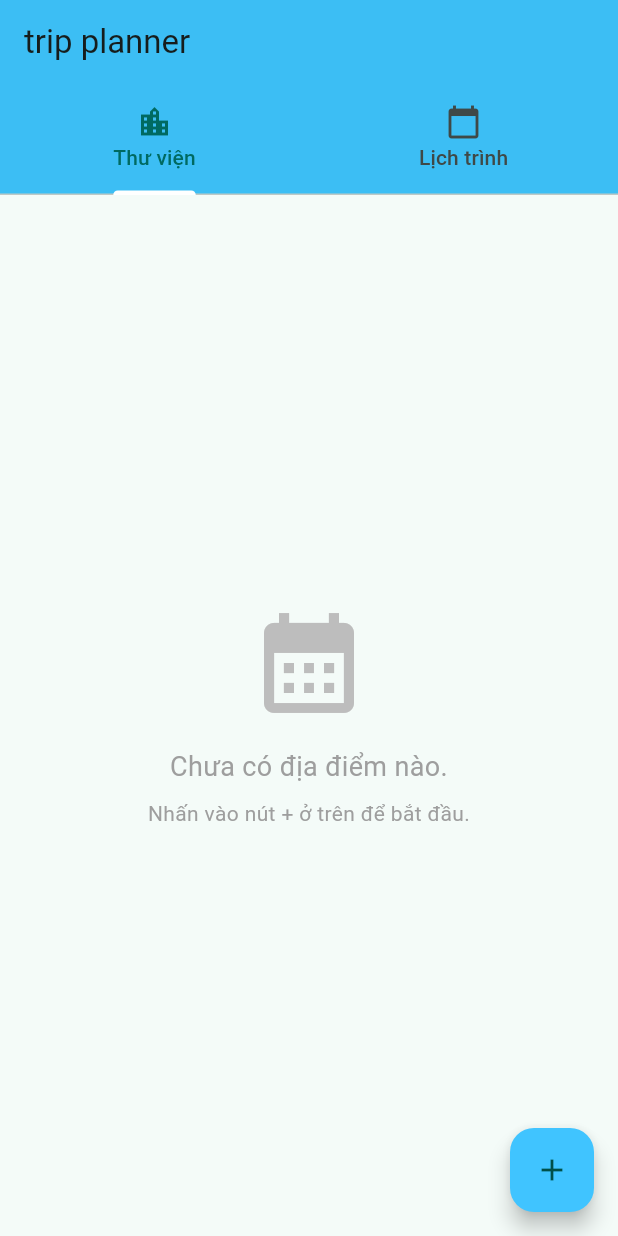
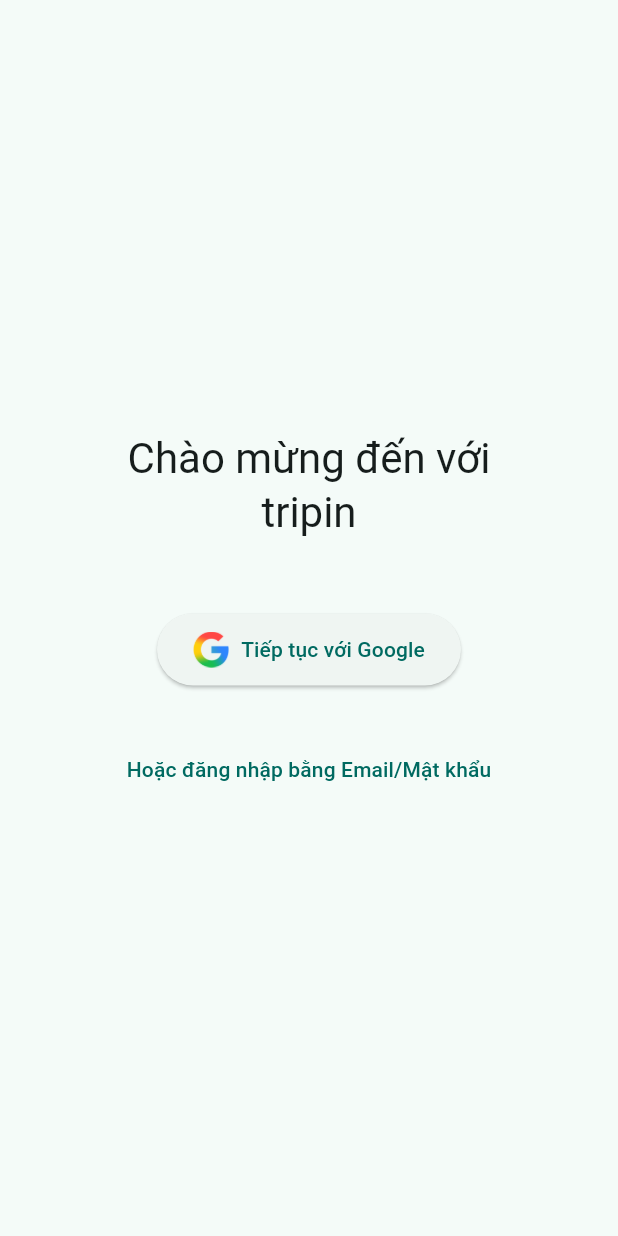
Before and after one commit to retrograderz25/tripin, a Flutter app: the screen it shows after launch, on a phone screen of 412 x 824 dp. Run offline on Flutter 3.47's test engine with Material 3 defaults, Android fonts, the phone set to English and light mode, and no system bars; our stand-ins replace cloud_firestore, firebase_auth, firebase_core, google_sign_in; accounts and stored records are empty; statements that could not run were skipped.

Commit message:
finish feature

```diff
--- a/lib/main.dart
+++ b/lib/main.dart
@@ -8,6 +8,9 @@
 import './providers/plan_provider.dart';
 import './screens/home_screen.dart';
 import 'firebase_options.dart';
+
+import 'providers/auth_provider.dart'; // Import
+import 'wrapper.dart'; // Import
 
 void main() async {
   // Đảm bảo các binding của Flutter đã được khởi tạo
@@ -26,7 +29,12 @@
 
   @override
   Widget build(BuildContext context) {
-    return ChangeNotifierProvider(
+    return MultiProvider(
+      providers: [
+        ChangeNotifierProvider(create: (_) => AuthProvider()),
+        ChangeNotifierProvider(create: (_) => PlanProvider()),
+      ],
+      child: ChangeNotifierProvider(
         create: (ctx) => PlanProvider(),
         child: MaterialApp(
           title: 'tripin by hehe',
@@ -69,8 +77,9 @@
           ),
           // --- KẾT THÚC KHỐI THEME ---
 
-        home: const HomeScreen(),
+          home: const Wrapper(),
           debugShowCheckedModeBanner: false,
+        ),
       ),
     );
   }
--- /dev/null
+++ b/lib/providers/auth_provider.dart
@@ -0,0 +1,109 @@
+// lib/providers/auth_provider.dart
+
+import 'package:flutter/material.dart';
+import 'package:firebase_auth/firebase_auth.dart';
+// Bạn không cần 'google_sign_in' trong provider này nữa khi chỉ dùng cho web.
+// Tuy nhiên, giữ lại nó không gây hại và cần thiết nếu bạn build cho mobile.
+import 'package:google_sign_in/google_sign_in.dart';
+
+class AuthProvider with ChangeNotifier {
+  final FirebaseAuth _auth = FirebaseAuth.instance;
+
+  bool _isLoading = false;
+  String? _errorMessage;
+
+  bool get isLoading => _isLoading;
+  String? get errorMessage => _errorMessage;
+
+  // HÀM MỚI: Đăng ký bằng Email và Mật khẩu
+  Future<bool> signUpWithEmail(String email, String password) async {
+    _isLoading = true;
+    _errorMessage = null;
+    notifyListeners();
+
+    try {
+      await _auth.createUserWithEmailAndPassword(
+        email: email,
+        password: password,
+      );
+      _isLoading = false;
+      notifyListeners();
+      return true; // Đăng ký thành công
+    } on FirebaseAuthException catch (e) {
+      if (e.code == 'weak-password') {
+        _errorMessage = 'Mật khẩu quá yếu.';
+      } else if (e.code == 'email-already-in-use') {
+        _errorMessage = 'Tài khoản đã tồn tại với email này.';
+      } else {
+        _errorMessage = 'Đã xảy ra lỗi: ${e.message}';
+      }
+      _isLoading = false;
+      notifyListeners();
+      return false; // Đăng ký thất bại
+    }
+  }
+
+  // HÀM MỚI: Đăng nhập bằng Email và Mật khẩu
+  Future<bool> signInWithEmail(String email, String password) async {
+    _isLoading = true;
+    _errorMessage = null;
+    notifyListeners();
+
+    try {
+      await _auth.signInWithEmailAndPassword(
+        email: email,
+        password: password,
+      );
+      _isLoading = false;
+      notifyListeners();
+      return true; // Đăng nhập thành công
+    } on FirebaseAuthException catch (e) {
+      if (e.code == 'user-not-found' || e.code == 'wrong-password' || e.code == 'invalid-credential') {
+        _errorMessage = 'Email hoặc mật khẩu không đúng.';
+      } else {
+        _errorMessage = 'Đã xảy ra lỗi: ${e.message}';
+      }
+      _isLoading = false;
+      notifyListeners();
+      return false; // Đăng nhập thất bại
+    }
+  }
+
+  // --- HÀM signInWithGoogle ĐƯỢC THAY ĐỔI HOÀN TOÀN ---
+  Future<void> signInWithGoogle() async {
+    _isLoading = true;
+    _errorMessage = null;
+    notifyListeners();
+
+    try {
+      // 1. Tạo một instance của GoogleAuthProvider
+      GoogleAuthProvider googleProvider = GoogleAuthProvider();
+
+      // (Tùy chọn) Bạn có thể thêm các phạm vi (scopes) nếu cần truy cập
+      // vào các dịch vụ khác của Google như Lịch, Drive,...
+      // googleProvider.addScope('https://www.googleapis.com/auth/contacts.readonly');
+
+      // 2. Gọi hàm signInWithPopup của FirebaseAuth
+      // Hàm này sẽ tự động mở cửa sổ popup đăng nhập của Google
+      await _auth.signInWithPopup(googleProvider);
+
+    } on FirebaseAuthException catch (e) {
+      // Bắt các lỗi cụ thể từ Firebase Auth
+      _errorMessage = "Đăng nhập thất bại: ${e.message}";
+    } catch (e) {
+      // Bắt các lỗi chung khác
+      _errorMessage = "Đã xảy ra lỗi không xác định: ${e.toString()}";
+    }
+
+    _isLoading = false;
+    notifyListeners();
+  }
+
+  // --- HÀM signOut THAY ĐỔI NHỎ ---
+  Future<void> signOut() async {
+    // Vẫn nên gọi signOut của GoogleSignIn để đảm bảo cookie được xóa sạch
+    // trên một số trình duyệt.
+    await GoogleSignIn.instance.signOut();
+    await _auth.signOut();
+  }
+}
--- /dev/null
+++ b/lib/screens/auth_screen.dart
@@ -0,0 +1,67 @@
+// lib/screens/auth_screen.dart
+import 'package:flutter/material.dart';
+import 'package:provider/provider.dart';
+import '../providers/auth_provider.dart';
+import '../widgets/email_password_form.dart'; // Sẽ tạo ở bước sau
+
+class AuthScreen extends StatelessWidget {
+  const AuthScreen({super.key});
+
+  @override
+  Widget build(BuildContext context) {
+    final authProvider = Provider.of<AuthProvider>(context);
+
+    return Scaffold(
+      body: Center(
+        child: SingleChildScrollView( // Bọc trong SingleChildScrollView để tránh lỗi tràn màn hình
+          child: Column(
+            mainAxisAlignment: MainAxisAlignment.center,
+            children: [
+              Text(
+                'Chào mừng đến với\ntripin',
+                textAlign: TextAlign.center,
+                style: Theme.of(context).textTheme.headlineMedium,
+              ),
+              const SizedBox(height: 50),
+
+              // Nút đăng nhập Google
+              if (!authProvider.isLoading)
+                ElevatedButton.icon(
+                  onPressed: () => authProvider.signInWithGoogle(),
+                  icon: Image.asset('assets/google-logo.png', height: 24.0),
+                  label: const Text('Tiếp tục với Google'),
+                  style: ElevatedButton.styleFrom(
+                    padding: const EdgeInsets.symmetric(horizontal: 24, vertical: 12),
+                  ),
+                ),
+
+              const SizedBox(height: 32),
+
+              // Nút đăng nhập bằng Email
+              if (!authProvider.isLoading)
+                TextButton(
+                    onPressed: () {
+                      // Hiển thị dialog form
+                      showDialog(
+                        context: context,
+                        builder: (ctx) => const AlertDialog(
+                          content: EmailPasswordForm(),
+                          contentPadding: EdgeInsets.zero,
+                        ),
+                      );
+                    },
+                    child: const Text('Hoặc đăng nhập bằng Email/Mật khẩu')
+                ),
+
+              if (authProvider.isLoading)
+                const Padding(
+                  padding: EdgeInsets.all(16.0),
+                  child: CircularProgressIndicator(),
+                ),
+            ],
+          ),
+        ),
+      ),
+    );
+  }
+}
--- /dev/null
+++ b/lib/wrapper.dart
@@ -0,0 +1,31 @@
+// lib/wrapper.dart
+import 'package:flutter/material.dart';
+import 'package:firebase_auth/firebase_auth.dart';
+import 'screens/auth_screen.dart';
+import 'screens/home_screen.dart';
+
+class Wrapper extends StatelessWidget {
+  const Wrapper({super.key});
+
+  @override
+  Widget build(BuildContext context) {
+    // Dùng Stream của Firebase Auth để lắng nghe trạng thái đăng nhập
+    return StreamBuilder<User?>(
+      stream: FirebaseAuth.instance.authStateChanges(),
+      builder: (context, snapshot) {
+        // Nếu đang chờ kết nối
+        if (snapshot.connectionState == ConnectionState.waiting) {
+          return const Scaffold(body: Center(child: CircularProgressIndicator()));
+        }
+
+        // Nếu đã đăng nhập (snapshot có dữ liệu User)
+        if (snapshot.hasData) {
+          return const HomeScreen();
+        }
+
+        // Nếu chưa đăng nhập
+        return const AuthScreen();
+      },
+    );
+  }
+}
```
Also changed, not shown: lib/providers/plan_provider.dart (+89 -42 lines), lib/widgets/email_password_form.dart (added, +125 -0 lines), pubspec.yaml (+6 -5 lines), assets/google-logo.png (added), pubspec.lock, 3 other files. Lines whose indentation alone changed are shown as unchanged.
